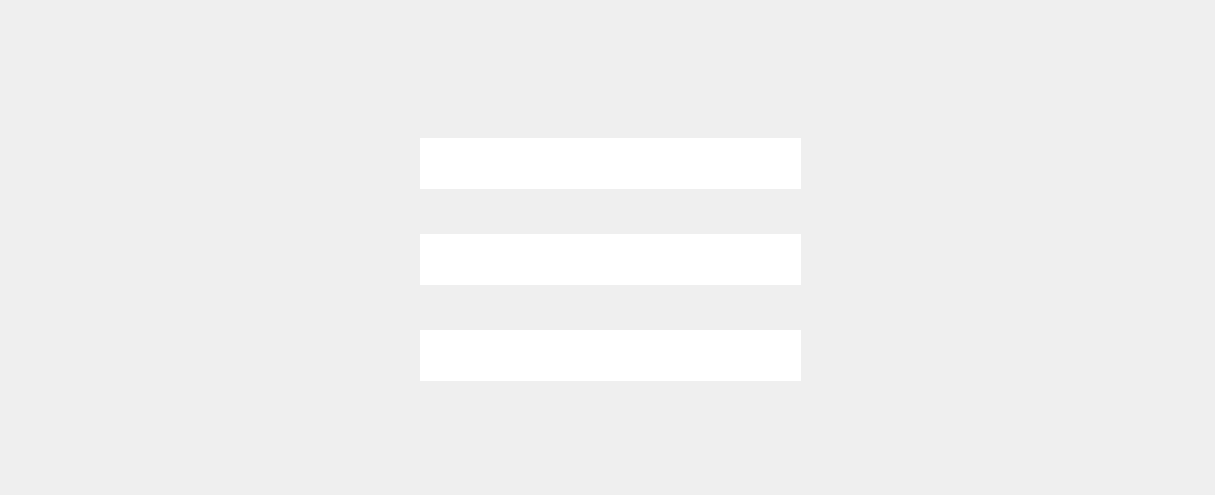
The window that ui/ui_dlg_login_resetpw.ui (Altlog214608/dsSmart_KR) describes before a commit, drawn with Qt 5.
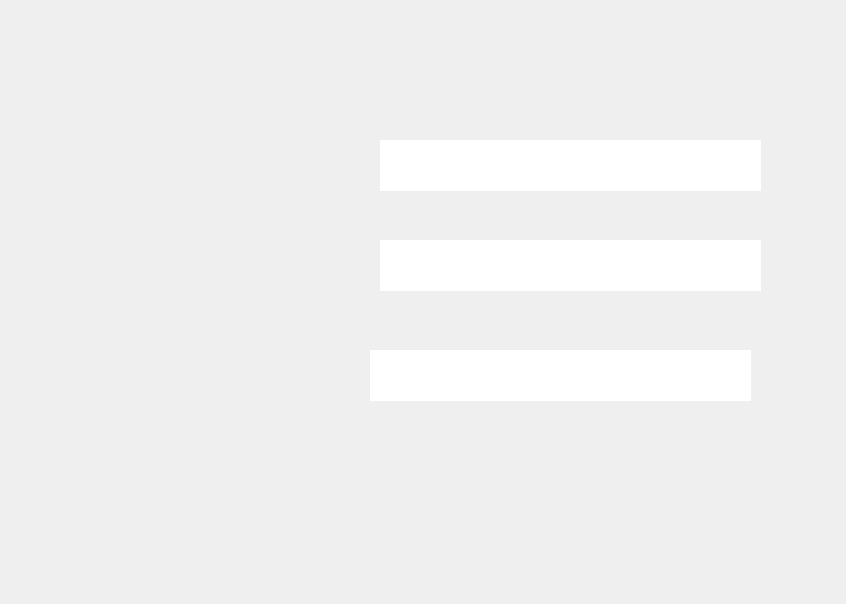
The same window after the commit. Icons and pictures are not drawn.

```diff
--- a/ui/ui_dlg_login_resetpw.ui
+++ b/ui/ui_dlg_login_resetpw.ui
@@ -9,8 +9,8 @@
    <rect>
     <x>0</x>
     <y>0</y>
-    <width>1215</width>
-    <height>495</height>
+    <width>846</width>
+    <height>604</height>
    </rect>
   </property>
   <property name="windowTitle">
@@ -19,10 +19,10 @@
   <widget class="QPushButton" name="pb_reset">
    <property name="geometry">
     <rect>
-     <x>880</x>
-     <y>160</y>
-     <width>244</width>
-     <height>105</height>
+     <x>70</x>
+     <y>450</y>
+     <width>320</width>
+     <height>100</height>
     </rect>
    </property>
    <property name="styleSheet">
@@ -45,8 +45,8 @@
     <rect>
      <x>0</x>
      <y>0</y>
-     <width>1215</width>
-     <height>495</height>
+     <width>846</width>
+     <height>604</height>
     </rect>
    </property>
    <property name="styleSheet">
@@ -61,8 +61,8 @@
   <widget class="QLineEdit" name="le_pw_new">
    <property name="geometry">
     <rect>
-     <x>420</x>
-     <y>234</y>
+     <x>380</x>
+     <y>240</y>
      <width>381</width>
      <height>51</height>
     </rect>
@@ -118,8 +118,8 @@
   <widget class="QLineEdit" name="le_pw_old">
    <property name="geometry">
     <rect>
-     <x>420</x>
-     <y>138</y>
+     <x>380</x>
+     <y>140</y>
      <width>381</width>
      <height>51</height>
     </rect>
@@ -140,8 +140,8 @@
   <widget class="QLineEdit" name="le_pw_new_check">
    <property name="geometry">
     <rect>
-     <x>420</x>
-     <y>330</y>
+     <x>370</x>
+     <y>350</y>
      <width>381</width>
      <height>51</height>
     </rect>
@@ -162,10 +162,10 @@
   <widget class="QPushButton" name="pb_cancel">
    <property name="geometry">
     <rect>
-     <x>880</x>
-     <y>290</y>
-     <width>244</width>
-     <height>105</height>
+     <x>450</x>
+     <y>450</y>
+     <width>320</width>
+     <height>100</height>
     </rect>
    </property>
    <property name="styleSheet">
```
